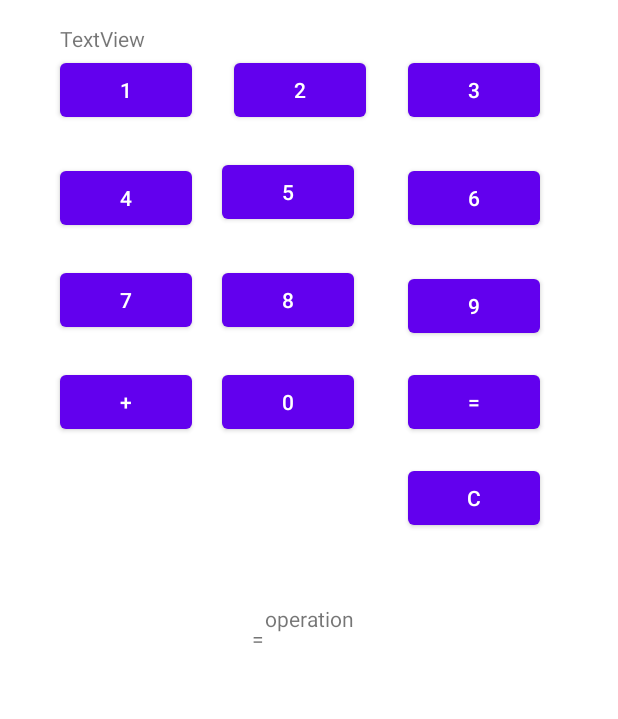
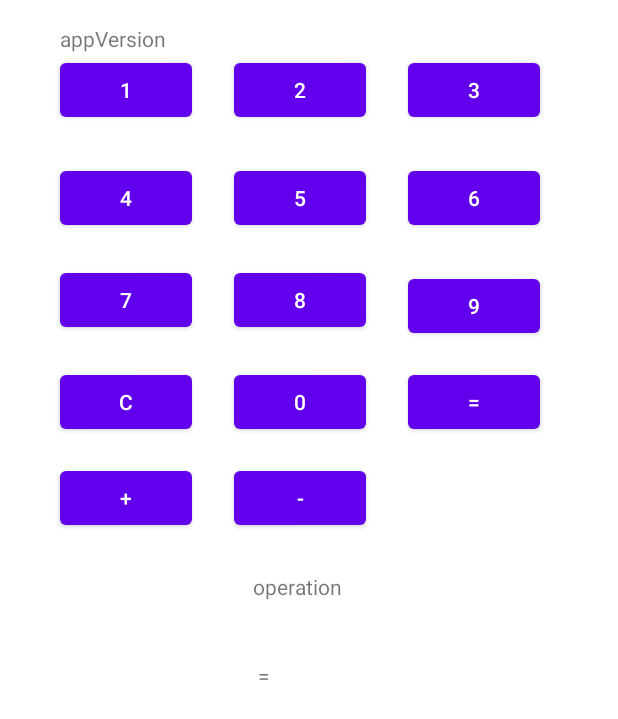
Before and after one commit to usermisterfive/Calculator, an Android app: the layout activity_main.xml on its own in the app's theme, with its tools: preview values and no code run, on a phone screen of 412 x 824 dp. Shown: the top 719 px of the screen. Run offline under Robolectric (Android 15) with nearby library versions, the phone set to English and light mode, and no system bars.

Commit message:
2.0.0. #3. add minus.

```diff
--- a/app/src/main/res/layout/activity_main.xml
+++ b/app/src/main/res/layout/activity_main.xml
@@ -13,8 +13,10 @@
         android:text="operation"
         app:layout_constraintBottom_toBottomOf="parent"
         app:layout_constraintEnd_toEndOf="parent"
+        app:layout_constraintHorizontal_bias="0.478"
         app:layout_constraintStart_toStartOf="parent"
-        app:layout_constraintTop_toTopOf="parent" />
+        app:layout_constraintTop_toBottomOf="@+id/minusButton"
+        app:layout_constraintVertical_bias="0.056" />
 
     <Button
         android:id="@+id/oneButton"
@@ -60,8 +62,8 @@
         android:id="@+id/fiveButton"
         android:layout_width="wrap_content"
         android:layout_height="wrap_content"
-        android:layout_marginStart="148dp"
-        android:layout_marginTop="104dp"
+        android:layout_marginStart="156dp"
+        android:layout_marginTop="108dp"
         android:text="5"
         app:layout_constraintStart_toStartOf="parent"
         app:layout_constraintTop_toTopOf="parent" />
@@ -90,7 +92,7 @@
         android:id="@+id/eightButton"
         android:layout_width="wrap_content"
         android:layout_height="wrap_content"
-        android:layout_marginStart="148dp"
+        android:layout_marginStart="156dp"
         android:layout_marginTop="176dp"
         android:text="8"
         app:layout_constraintStart_toStartOf="parent"
@@ -111,7 +113,7 @@
         android:layout_width="wrap_content"
         android:layout_height="wrap_content"
         android:layout_marginStart="40dp"
-        android:layout_marginTop="244dp"
+        android:layout_marginTop="308dp"
         android:text="+"
         app:layout_constraintStart_toStartOf="parent"
         app:layout_constraintTop_toTopOf="parent" />
@@ -120,7 +122,7 @@
         android:id="@+id/zeroButton"
         android:layout_width="wrap_content"
         android:layout_height="wrap_content"
-        android:layout_marginStart="148dp"
+        android:layout_marginStart="156dp"
         android:layout_marginTop="244dp"
         android:text="0"
         app:layout_constraintStart_toStartOf="parent"
@@ -140,11 +142,11 @@
         android:id="@+id/equalsTextView"
         android:layout_width="wrap_content"
         android:layout_height="wrap_content"
-        android:layout_marginStart="168dp"
-        android:layout_marginTop="416dp"
+        android:layout_marginStart="172dp"
+        android:layout_marginTop="40dp"
         android:text="="
         app:layout_constraintStart_toStartOf="parent"
-        app:layout_constraintTop_toTopOf="parent" />
+        app:layout_constraintTop_toBottomOf="@+id/expressionTextView" />
 
     <TextView
         android:id="@+id/appVersionTextView"
@@ -152,7 +154,7 @@
         android:layout_height="wrap_content"
         android:layout_marginStart="40dp"
         android:layout_marginTop="16dp"
-        android:text="TextView"
+        android:text="appVersion"
         app:layout_constraintStart_toStartOf="parent"
         app:layout_constraintTop_toTopOf="parent" />
 
@@ -160,10 +162,20 @@
         android:id="@+id/resetButton"
         android:layout_width="wrap_content"
         android:layout_height="wrap_content"
-        android:layout_marginStart="272dp"
-        android:layout_marginTop="308dp"
+        android:layout_marginStart="40dp"
+        android:layout_marginTop="244dp"
         android:text="C"
         app:layout_constraintStart_toStartOf="parent"
         app:layout_constraintTop_toTopOf="parent" />
 
+    <Button
+        android:id="@+id/minusButton"
+        android:layout_width="wrap_content"
+        android:layout_height="wrap_content"
+        android:layout_marginStart="156dp"
+        android:layout_marginTop="308dp"
+        android:text="-"
+        app:layout_constraintStart_toStartOf="parent"
+        app:layout_constraintTop_toTopOf="parent" />
+
 </androidx.constraintlayout.widget.ConstraintLayout>
```
Also changed, not shown: app/build.gradle (added, +38 -0 lines), app/src/main/java/com/calculator/MainActivity.java (+64 -14 lines).
